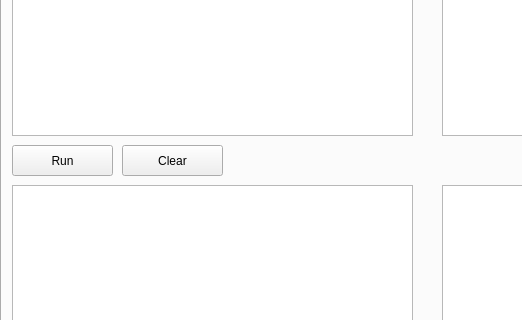
First picture: the form in module/gui/ADIPFinalProject1/mainwindow.ui, repository cy20lin/2018_fall_image_processing_final, before the edit; both pictures show x 0 to 522 and y 188 to 508 of the 1244 by 655 pixel window.
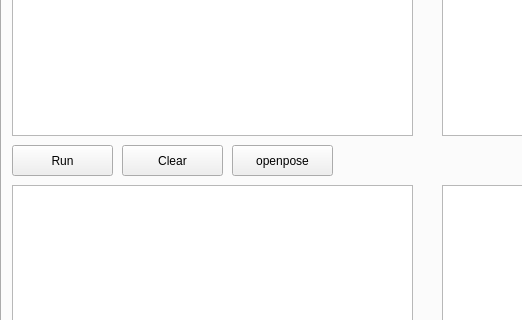
Second picture: the form after the edit. Custom widgets are drawn as their Qt base class.

```diff
--- a/module/gui/ADIPFinalProject1/mainwindow.ui
+++ b/module/gui/ADIPFinalProject1/mainwindow.ui
@@ -116,6 +116,19 @@
        <string>Clear</string>
       </property>
      </widget>
+     <widget class="QPushButton" name="pushButton_4">
+      <property name="geometry">
+       <rect>
+        <x>230</x>
+        <y>290</y>
+        <width>101</width>
+        <height>31</height>
+       </rect>
+      </property>
+      <property name="text">
+       <string>openpose</string>
+      </property>
+     </widget>     
     </widget>
     <widget class="QWidget" name="tab_2">
      <attribute name="title">
```
